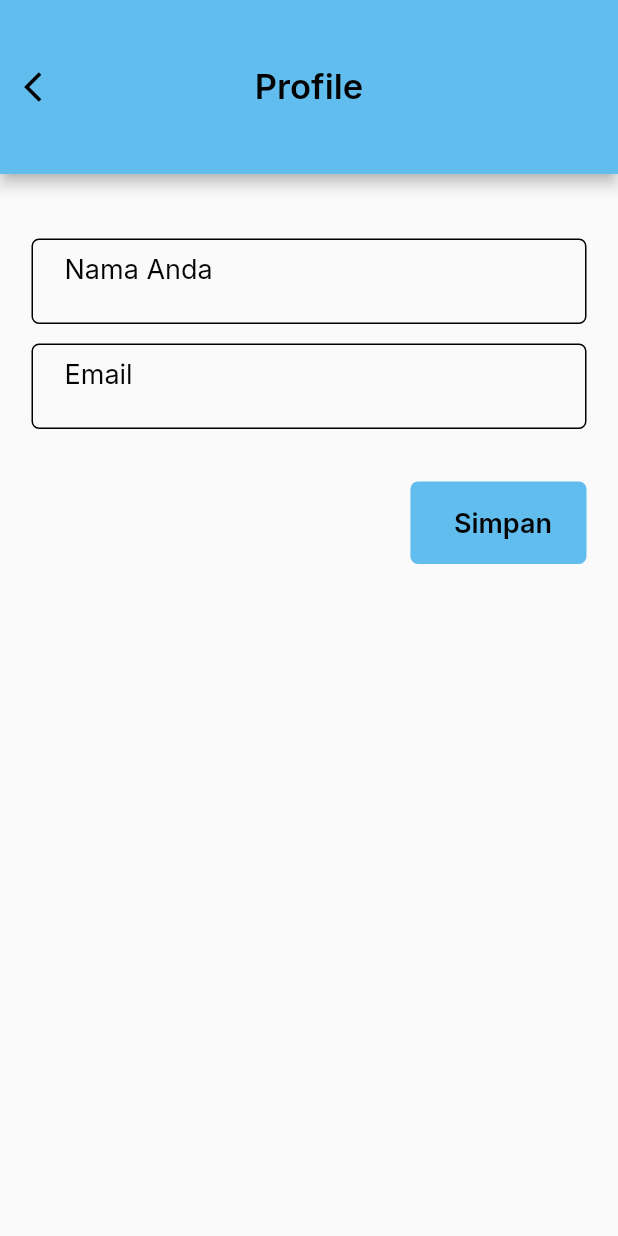
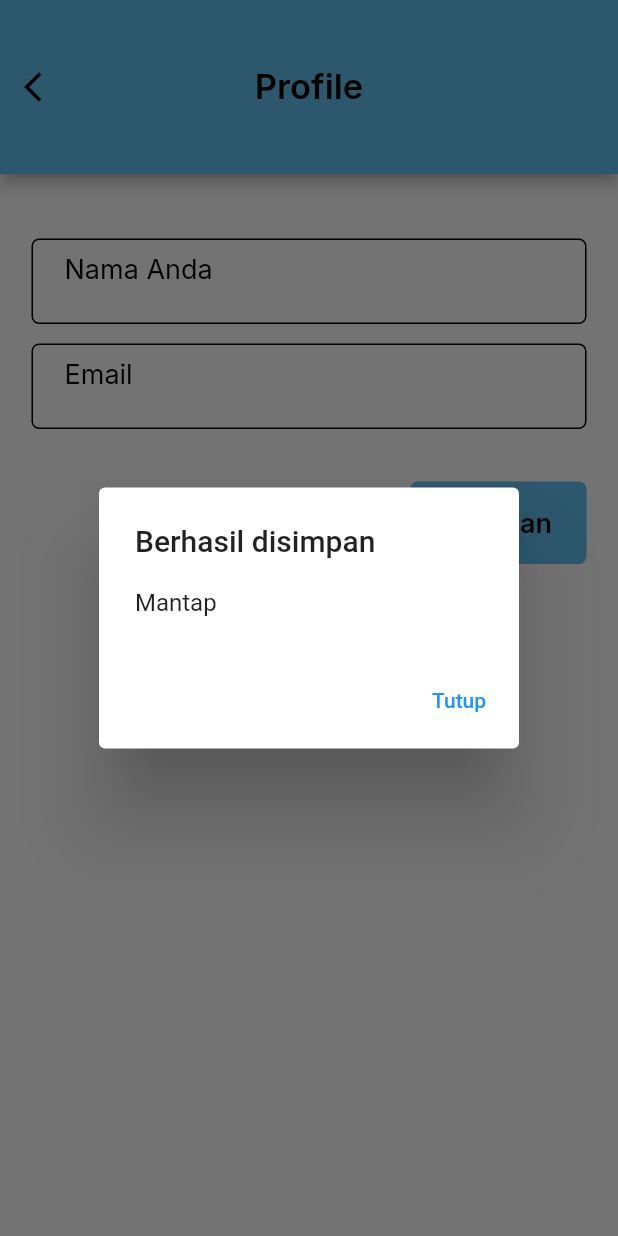
Before and after one commit to ahlanz/re-money, a Flutter app: the ProfilePage screen opened by its route, after a tap on "Simpan", on a phone screen of 412 x 824 dp. Run offline on Flutter 3.47's test engine with Material 2 defaults, Android fonts, the light colour scheme and no system bars; our stand-ins replace google_fonts.

Commit message:
last update

```diff
--- a/lib/screen/profile_page.dart
+++ b/lib/screen/profile_page.dart
@@ -28,7 +28,7 @@ class ProfilePage extends StatelessWidget {
       );
     }
 
-     Widget inputNama() {
+    Widget inputNama() {
       return Container(
         width: double.infinity,
         height: 57,
@@ -51,7 +51,7 @@ class ProfilePage extends StatelessWidget {
       );
     }
 
-     Widget inputEmail() {
+    Widget inputEmail() {
       return Container(
         width: double.infinity,
         height: 57,
@@ -74,7 +74,7 @@ class ProfilePage extends StatelessWidget {
       );
     }
 
-     Widget button() {
+    Widget button() {
       return Container(
         width: double.infinity,
         margin: const EdgeInsets.only(top: 35),
@@ -89,7 +89,25 @@ class ProfilePage extends StatelessWidget {
                 borderRadius: BorderRadius.circular(5),
               ),
               child: TextButton(
-                onPressed: () {},
+                onPressed: () {
+                  showDialog(
+                    context: context,
+                    builder: (BuildContext context) {
+                      return AlertDialog(
+                        title: const Text('Berhasil disimpan'),
+                        content: const Text('Mantap'),
+                        actions: <Widget>[
+                          TextButton(
+                            child: const Text('Tutup'),
+                            onPressed: () {
+                              Navigator.of(context).pop();
+                            },
+                          ),
+                        ],
+                      );
+                    },
+                  );
+                },
                 child: Text(
                   'Simpan',
                   style: primaryTextStyle.copyWith(
@@ -101,7 +119,6 @@ class ProfilePage extends StatelessWidget {
         ),
       );
     }
-
 
     Widget content() {
       return Container(
```
Also changed, not shown: lib/screen/tambah_dompet_page.dart (+19 -1 lines), lib/screen/tambah_transaksi_page.dart (+7 -9 lines).
